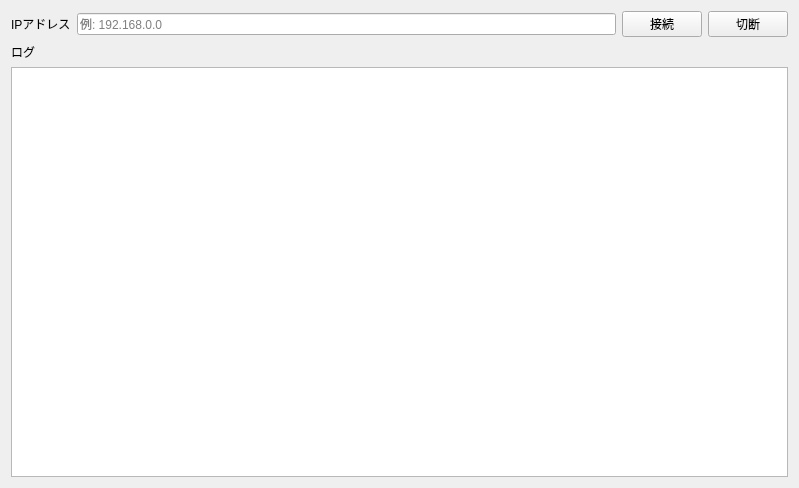
nanax74/Vortex, file connectiontab.ui: the form before one commit.
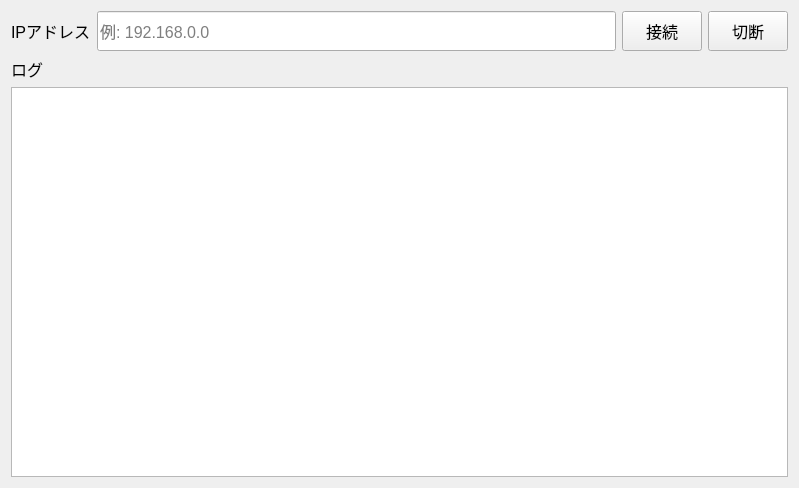
The form after the commit.

```diff
--- a/connectiontab.ui
+++ b/connectiontab.ui
@@ -18,6 +18,11 @@
     <layout class="QHBoxLayout" name="horizontalLayout">
      <item>
       <widget class="QLabel" name="label_Host">
+       <property name="font">
+        <font>
+         <pointsize>12</pointsize>
+        </font>
+       </property>
        <property name="text">
         <string>IPアドレス</string>
        </property>
@@ -28,6 +33,23 @@
      </item>
      <item>
       <widget class="QLineEdit" name="lineEdit_Host">
+       <property name="minimumSize">
+        <size>
+         <width>160</width>
+         <height>40</height>
+        </size>
+       </property>
+       <property name="maximumSize">
+        <size>
+         <width>566</width>
+         <height>16777215</height>
+        </size>
+       </property>
+       <property name="font">
+        <font>
+         <pointsize>12</pointsize>
+        </font>
+       </property>
        <property name="inputMask">
         <string/>
        </property>
@@ -38,6 +60,17 @@
      </item>
      <item>
       <widget class="QPushButton" name="pushButton_Connect">
+       <property name="minimumSize">
+        <size>
+         <width>80</width>
+         <height>40</height>
+        </size>
+       </property>
+       <property name="font">
+        <font>
+         <pointsize>12</pointsize>
+        </font>
+       </property>
        <property name="text">
         <string>接続</string>
        </property>
@@ -45,6 +78,17 @@
      </item>
      <item>
       <widget class="QPushButton" name="pushButton_Disconnect">
+       <property name="minimumSize">
+        <size>
+         <width>80</width>
+         <height>40</height>
+        </size>
+       </property>
+       <property name="font">
+        <font>
+         <pointsize>12</pointsize>
+        </font>
+       </property>
        <property name="text">
         <string>切断</string>
        </property>
@@ -56,6 +100,11 @@
     <layout class="QVBoxLayout" name="verticalLayout">
      <item>
       <widget class="QLabel" name="label_Log">
+       <property name="font">
+        <font>
+         <pointsize>12</pointsize>
+        </font>
+       </property>
        <property name="text">
         <string>ログ</string>
        </property>
@@ -66,6 +115,14 @@
      </item>
      <item>
       <widget class="QTextEdit" name="textEdit_Log">
+       <property name="font">
+        <font>
+         <pointsize>12</pointsize>
+        </font>
+       </property>
+       <property name="styleSheet">
+        <string notr="true"/>
+       </property>
        <property name="readOnly">
         <bool>true</bool>
        </property>
```
